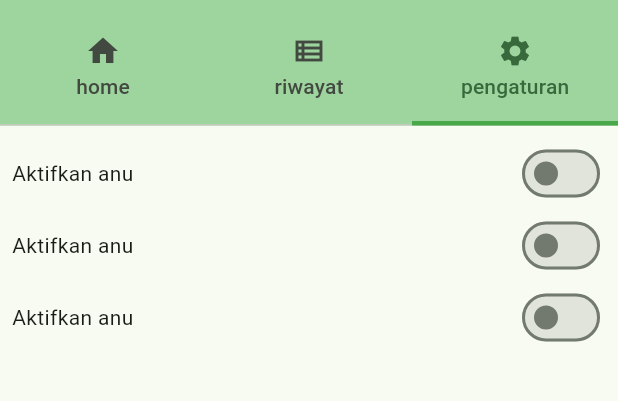
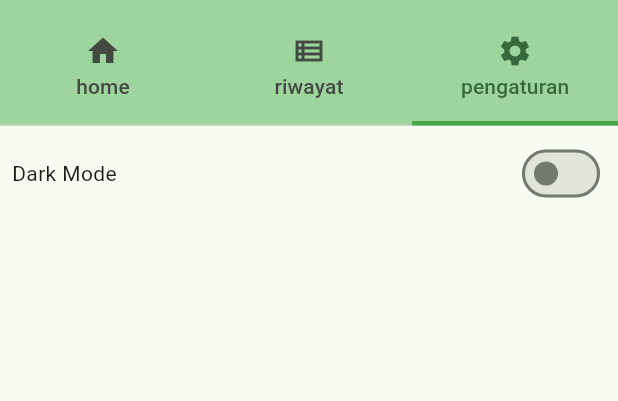
Before and after one commit to RidhoAji921/uangku_app, a Flutter app: the screen it shows after launch, tab 3 chosen, on a phone screen of 412 x 824 dp, the part 71-472 px from its top. Run offline on Flutter 3.47's test engine with Material 3 defaults, Android fonts, the phone set to English and light mode, and no system bars; our stand-ins replace currency_text_input_formatter, flutter_bloc.

Commit message:
fix and update bunch of things

```diff
--- a/lib/classes/uang.dart
+++ b/lib/classes/uang.dart
@@ -1,4 +1,8 @@
-class Uang{
+abstract class UangState{}
+
+class Uang extends UangState{
+  Uang({required this.uang, required this.pemasukan, required this.pengeluaran});
+
   double uang = 0;
   double pengeluaran = 0;
   double pemasukan = 0;
@@ -7,8 +11,6 @@ class Uang{
   double abs(){
     return 0;
   }
-
-  Uang({required this.uang});
 
   double getUang(){
     return uang;
--- a/lib/main.dart
+++ b/lib/main.dart
@@ -1,25 +1,43 @@
 import 'package:flutter/material.dart';
+import 'package:flutter_bloc/flutter_bloc.dart';
 import 'package:uangku_app/pages/home.dart';
 import 'package:uangku_app/pages/riwayat.dart';
 import 'package:uangku_app/pages/pengaturan.dart';
+import 'package:uangku_app/providers/provider_uang.dart';
+import 'package:uangku_app/providers/provider_theme.dart';
 import 'classes/uang.dart';
 
 void main() {
-  runApp(const MyApp());
+  runApp(MyApp());
 }
 class MyApp extends StatelessWidget {
-  const MyApp({super.key});
+  MyApp({super.key});
+  final Uang uang = Uang(uang: 0, pengeluaran: 0, pemasukan: 0);
 
   @override
   Widget build(BuildContext context) {
+    return MultiBlocProvider(
+      providers: [
+        BlocProvider(create: (context) => UangBloc(uang)),
+        BlocProvider(create: (context) => DarkTheme()),
+      ],
+      child: BlocBuilder<DarkTheme, bool>(
+        builder: (context, isDark) {
           return MaterialApp(
             debugShowCheckedModeBanner: false,
             title: 'Flutter Demo',
             theme: ThemeData(
               colorScheme: ColorScheme.fromSeed(seedColor: Color.fromARGB(255, 153, 215, 153)),
-        useMaterial3: true,
             ),
+            darkTheme: ThemeData(
+              brightness: Brightness.dark,
+              colorScheme: ColorScheme.dark().copyWith(primary: Color.fromARGB(255, 178, 235, 178))
+            ),
+            themeMode: isDark? ThemeMode.dark : ThemeMode.light,
             home: const MyHomePage(title: 'uangku'),
+          );
+        }
+      ),
     );
   }
 }
@@ -33,8 +51,6 @@ class MyHomePage extends StatefulWidget {
 }
 
 class _MyHomePageState extends State<MyHomePage> {
-  Uang uang = Uang(uang: 0);
-
   List<Tab> tabs = [
     const Tab(
       icon: Icon(Icons.home),
@@ -67,7 +83,7 @@ class _MyHomePageState extends State<MyHomePage> {
         ),
         body: TabBarView(
           children: [
-            HomeBodyPage(uang: uang),
+            HomeBodyPage(),
             RiwayatBodyPage(),
             PengaturanPageBody(),
           ]
--- a/lib/pages/pengaturan.dart
+++ b/lib/pages/pengaturan.dart
@@ -1,4 +1,6 @@
 import 'package:flutter/material.dart';
+import 'package:flutter_bloc/flutter_bloc.dart';
+import 'package:uangku_app/providers/provider_theme.dart';
 
 class PengaturanPageBody extends StatefulWidget{
 
@@ -24,24 +26,13 @@ class _PengaturanPageBodyState extends State<PengaturanPageBody> {
           Row(
             mainAxisAlignment: MainAxisAlignment.spaceBetween,
             children: [
-              Text("Aktifkan anu"),
-              Switch(value: pengaturan, onChanged: stateUpdate)
+              Text("Dark Mode"),
+              Switch(value: pengaturan, onChanged: (value) {
+                stateUpdate(value);
+                context.read<DarkTheme>().changeTheme();
+                })
             ],
           ),
-          Row(
-            mainAxisAlignment: MainAxisAlignment.spaceBetween,
-            children: [
-              Text("Aktifkan anu"),
-              Switch(value: pengaturan, onChanged: stateUpdate)
-            ],
-          ),
-          Row(
-            mainAxisAlignment: MainAxisAlignment.spaceBetween,
-            children: [
-              Text("Aktifkan anu"),
-              Switch(value: pengaturan, onChanged: stateUpdate)
-            ],
-          )
         ],
       ),
     );
--- /dev/null
+++ b/lib/providers/provider_theme.dart
@@ -0,0 +1,9 @@
+import 'package:flutter_bloc/flutter_bloc.dart';
+
+class DarkTheme extends Cubit<bool>{
+  DarkTheme() : super(false);
+
+  void changeTheme(){
+    emit(!state);
+  }
+}
--- /dev/null
+++ b/lib/providers/provider_uang.dart
@@ -0,0 +1,17 @@
+import 'package:flutter_bloc/flutter_bloc.dart';
+import 'package:uangku_app/classes/uang.dart';
+
+class UangBloc extends Cubit<Uang>{
+  final Uang uang;
+  UangBloc(this.uang) : super(uang);
+
+  void pemasukkan(double uang){
+    state.tambahUang(uang);
+    emit(state);
+  }
+
+  void pengeluaran(double uang){
+    state.kurangUang(uang);
+    emit(state);
+  }
+}
--- a/pubspec.yaml
+++ b/pubspec.yaml
@@ -32,6 +32,7 @@ dependencies:
     sdk: flutter
   intl: ^0.17.0
   currency_text_input_formatter: ^2.1.10
+  flutter_bloc: ^8.1.3
 
   # The following adds the Cupertino Icons font to your application.
   # Use with the CupertinoIcons class for iOS style icons.
```
Also changed, not shown: lib/classes/riwayat_transaksi.dart (deleted, +0 -7 lines), lib/pages/home.dart (+26 -28 lines), lib/pages/pemasukan_page.dart (+4 -3 lines), lib/pages/pengeluaran_page.dart (+4 -3 lines), pubspec.lock. Lines whose indentation alone changed are shown as unchanged.
